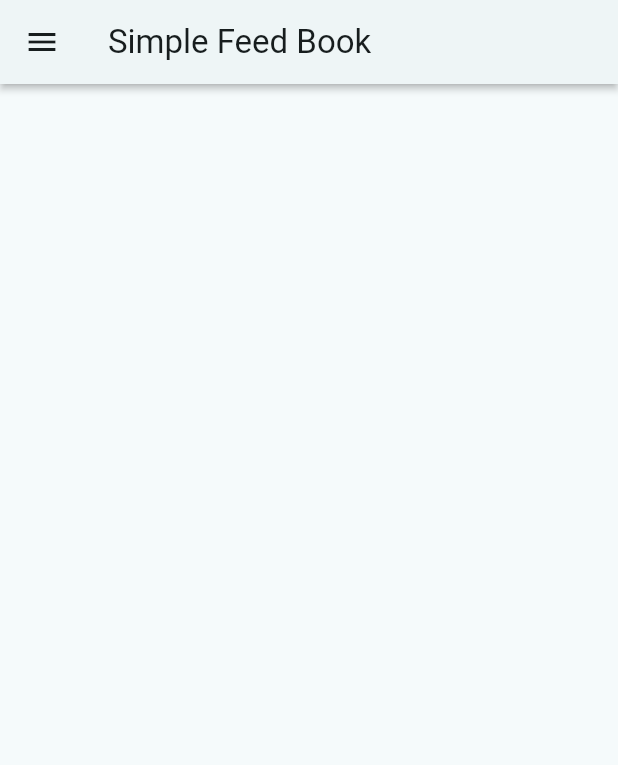
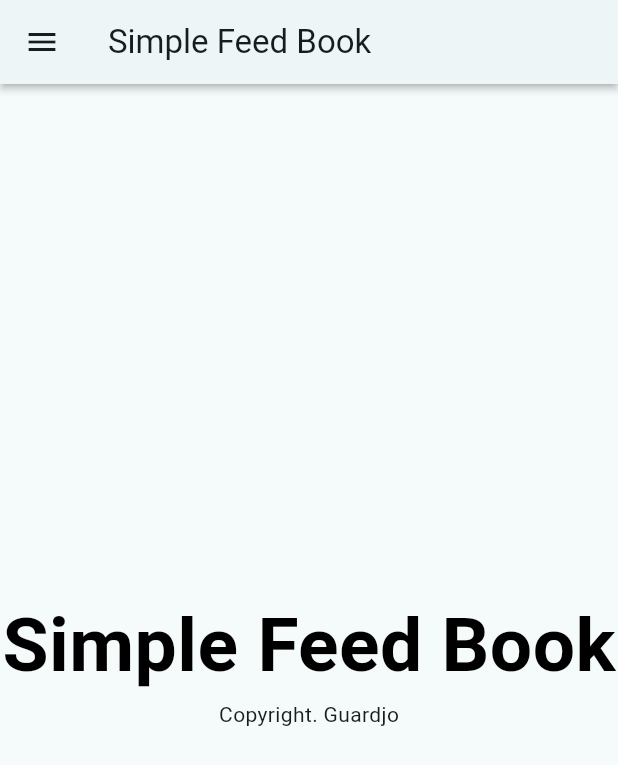
Before and after one commit to GuardJo/simple-feed-book, a Flutter app: the screen it shows after launch, on a phone screen of 412 x 824 dp. Shown: the top 765 px of the screen. Run offline on Flutter 3.47's test engine with Material 3 defaults, Android fonts, the phone set to English and light mode, and no system bars.

Commit message:
#6 메인 페이지 화면 구성
- 최초 진입 페이지 내 기본 타이틀 구성

```diff
--- a/frontend/feedbook_ui/lib/pages/main_page.dart
+++ b/frontend/feedbook_ui/lib/pages/main_page.dart
@@ -70,6 +70,22 @@
             ],
           ),
         ),
+        body: const Center(
+          child: Column(
+            mainAxisAlignment: MainAxisAlignment.center,
+            children: [
+              Text(
+                "Simple Feed Book",
+                style: TextStyle(
+                  color: Colors.black,
+                  fontWeight: FontWeight.bold,
+                  fontSize: 50,
+                ),
+              ),
+              Text("Copyright. Guardjo"),
+            ],
+          ),
+        ),
       ),
     );
   }
```
